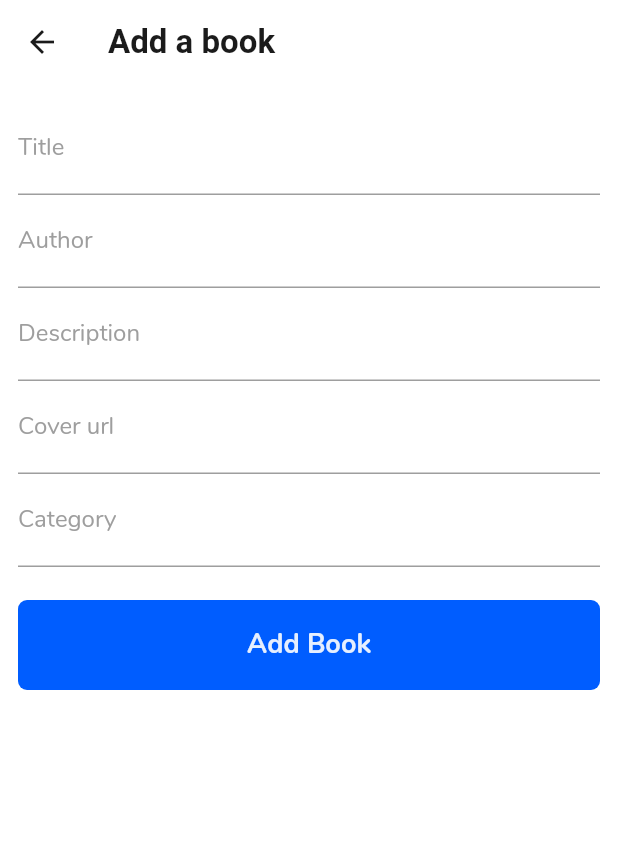
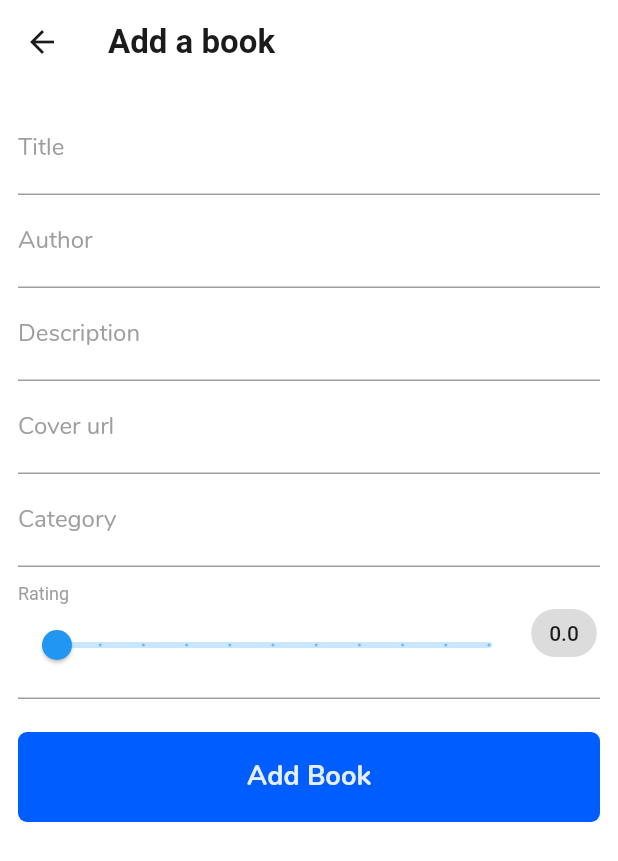
Before and after one commit to hotcappuccinodev/flutter-book-library-app, a Flutter app: the screen it shows after launch, after a tap on the "add" icon, on a phone screen of 412 x 824 dp. Shown: the top 861 px of the screen. Run offline on Flutter 3.47's test engine with Material 2 defaults, Android fonts, the phone set to English and light mode, and no system bars; our stand-ins replace flutter_speed_dial, smooth_star_rating; network calls fail.

Commit message:
Add rating slider on book add screen

```diff
--- a/lib/src/screens/book/book_add.dart
+++ b/lib/src/screens/book/book_add.dart
@@ -40,8 +40,15 @@ class _AddBookFormState extends State<AddBookForm> {
   var _title = '';
   var _author = '';
   var _description = '';
+  var _rating;
   var _coverUrl = '';
   var _category = '';
+
+  @override
+  void initState() {
+    super.initState();
+    _rating = widget.book?.rating ?? 0.0;
+  }
 
   @override
   Widget build(BuildContext context) {
@@ -82,6 +89,22 @@ class _AddBookFormState extends State<AddBookForm> {
             initialValue: widget.book?.category,
             onSaved: (value) => _category = value,
           ),
+          InputDecorator(
+            decoration: InputDecoration(
+              labelText: 'Rating',
+              labelStyle: TextStyle(color: Colors.grey),
+              suffixIcon: Chip(
+                label: Text(_rating.toStringAsFixed(1)),
+              ),
+            ),
+            child: Slider(
+              value: _rating.roundToDouble(),
+              min: 0.0,
+              max: 10.0,
+              divisions: 10,
+              onChanged: (value) => setState(() => _rating = value),
+            ),
+          ),
           Padding(
             padding: const EdgeInsets.only(top: 22.0),
             child: ConfirmButton(
@@ -89,12 +112,10 @@ class _AddBookFormState extends State<AddBookForm> {
               onPressed: () {
                 if (_formKey.currentState.validate()) {
                   _formKey.currentState.save();
-                  final book = Book(
-                      _title, _author, _description, _coverUrl, _category, 7.0);
+                  final book = Book(_title, _author, _description, _coverUrl,
+                      _category, _rating);
 
                   if (widget.book == null) {
-                    // TODO: replace rating with a Slider
-
                     bookNotifier.addBook(book);
                     Navigator.pop(context);
                   } else {
--- a/lib/src/widgets/star_rating.dart
+++ b/lib/src/widgets/star_rating.dart
@@ -30,7 +30,7 @@ class StarRating extends StatelessWidget {
         Padding(
           padding: const EdgeInsets.only(left: 8.0),
           child: Text(
-            '$rating',
+            '${rating.toStringAsFixed(1)}',
             style: TextStyle(
               color: kYellow,
               fontSize: 16.0,
```
